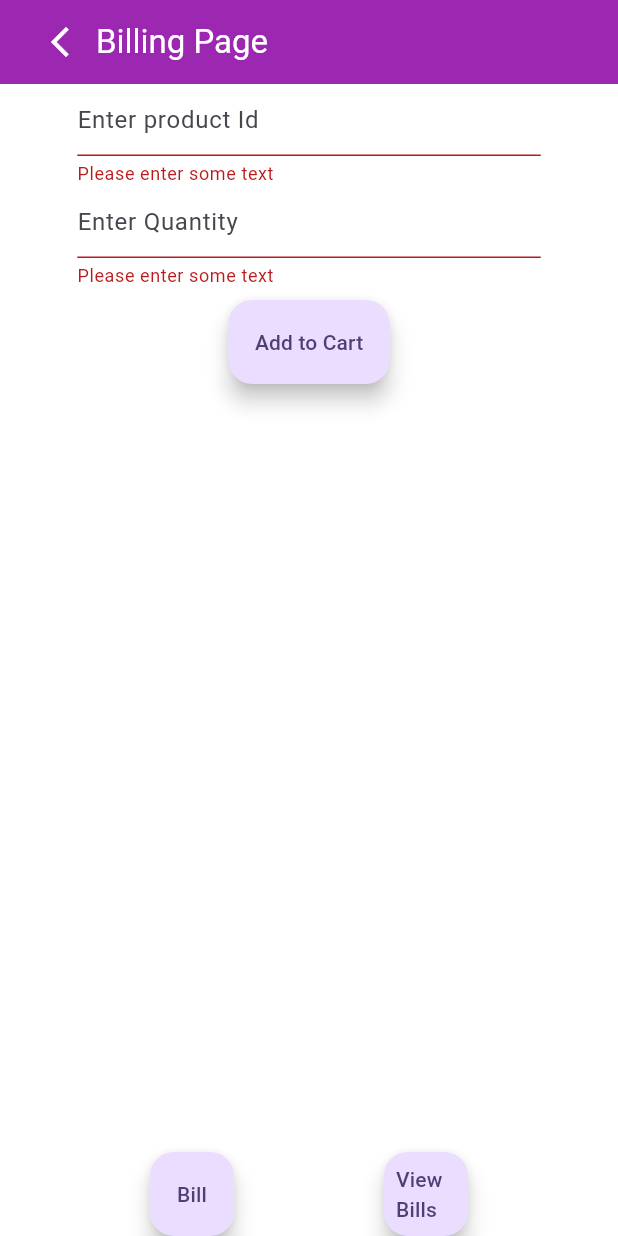
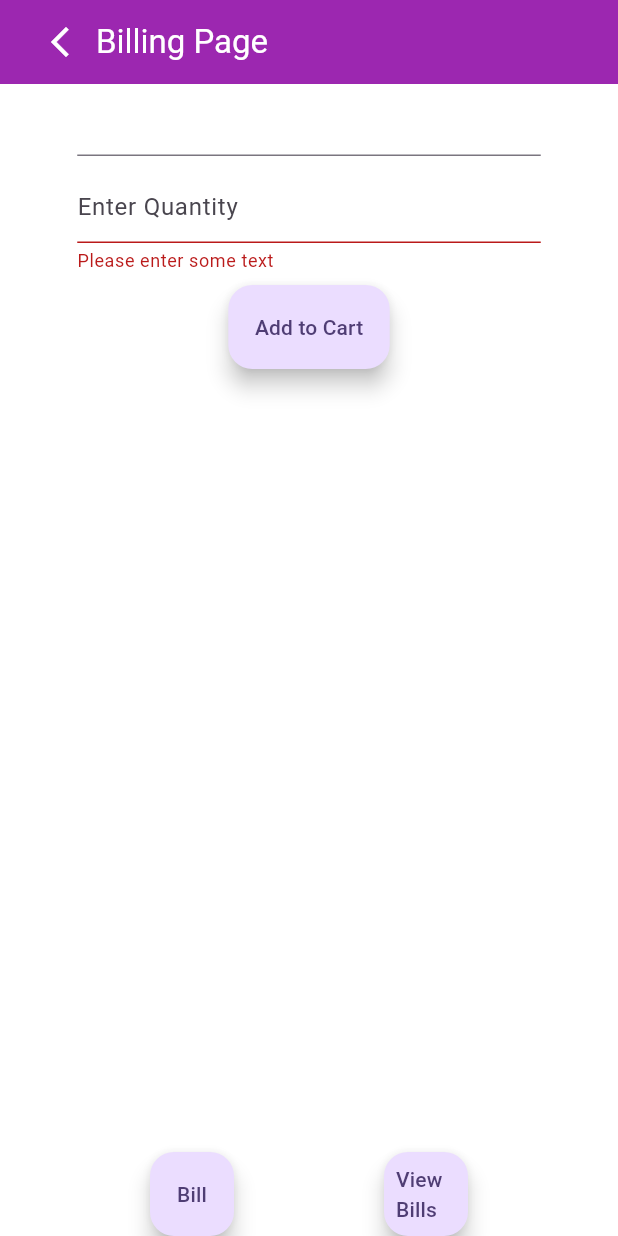
Before and after one commit to KrithigaPerumal/FlutterRealWorldApplication, a Flutter app: the BillingPage screen opened directly, after a tap on "Add to Cart", on a phone screen of 412 x 824 dp. Run offline on Flutter 3.47's test engine with Material 3 defaults, Android fonts, the phone set to English and light mode, and no system bars.

Commit message:
Showing product details before adding to cart.

```diff
--- a/billing_system_application/lib/billing_page.dart
+++ b/billing_system_application/lib/billing_page.dart
@@ -1,7 +1,7 @@
 import 'package:billing_system_application/bills.dart';
 import 'package:billing_system_application/products.dart';
-import 'package:billing_system_application/showbills.dart';
-import 'package:billing_system_application/stockpage.dart';
+import 'package:billing_system_application/show_bills.dart';
+import 'package:billing_system_application/stock_page.dart';
 import 'package:flutter/material.dart';
 
 List<Bills> billList = [];
@@ -21,6 +21,7 @@ class _BillingPageState extends State<BillingPage> {
   void initState() {
     super.initState();
     Bills.readJson();
+    addProductsToSuggestions();
   }
 
   final GlobalKey<FormState> _formKey = GlobalKey<FormState>();
@@ -31,10 +32,55 @@ class _BillingPageState extends State<BillingPage> {
   int prodStock = 0;
   String billDate = "";
 
+  String displayProdID = "";
+  int displayProduQuant = 0;
+
   List<CartList> cartList = [];
+
+  //instead of these values - product ids and names from the products.json file.
+  //forget the product id. searching and billing is based on product name only.
+  //since the suggestions are directly fetched from json file and the suggestions.index will be set in the text form field, the typo will be problem.
+  //to do: example: p is typed pen and pencil should be displayed.
+  //error: at first the first index value is present
+  //when backspacing the suggestions disappers even when typed again.
+  List<String> _suggestions = [];
+
+  void addProductsToSuggestions() {
+    for (var prodName in newProducts) {
+      _suggestions.add(prodName.productName);
+    }
+  }
 
   final _prodIdController = TextEditingController();
   final _quantityController = TextEditingController();
+
+  final GlobalKey<AnimatedListState> _listKey = GlobalKey();
+
+  void updateSuggestions(String value) {
+    setState(() {
+      _suggestions = _filterSuggestions(value);
+    });
+  }
+
+  String _productData = "";
+
+  void displayProductData(String productName) {
+    _productData = productName;
+    int index = jsonData
+        .indexWhere((product) => product['productName'] == _productData);
+    displayProduQuant = (index != -1) ? jsonData[index]['stockCount'] : 0;
+    displayProdID = (index != -1) ? jsonData[index]['productId'] : "Nil";
+  }
+
+  List<String> _filterSuggestions(String query) {
+    // Filter suggestions based on the query
+    if (query.isEmpty) {
+      return [];
+    }
+    return _suggestions
+        .where((suggestion) => suggestion.toLowerCase().startsWith(query))
+        .toList();
+  }
 
   @override
   Widget build(BuildContext context) {
@@ -72,23 +118,39 @@ class _BillingPageState extends State<BillingPage> {
             padding: const EdgeInsets.symmetric(horizontal: 20),
             child: SizedBox(
               width: MediaQuery.of(context).size.width * 0.75,
-              height: MediaQuery.of(context).size.height * 0.30,
+              height: MediaQuery.of(context).size.height * 0.45,
               child: Form(
                 key: _formKey,
                 child: Column(
                   children: [
-                    TextFormField(
-                      controller: _prodIdController,
-                      decoration: InputDecoration(
-                        hintText: 'Enter product Id',
+                    Autocomplete<String>(
+                      //fieldHintText: 'Enter product Name', // Adding hint text
+                      optionsBuilder: (TextEditingValue textEditingValue) {
+                        return _suggestions.where((String option) {
+                          return option
+                              .toLowerCase()
+                              .contains(textEditingValue.text.toLowerCase());
+                        });
+                      },
+                      onSelected: (String selectedOption) {
+                        _prodIdController.text = selectedOption;
+                        prodName = selectedOption;
+                        displayProductData(selectedOption);
+                      },
                     ),
-                      validator: (String? value) {
-                        if (value == null || value.isEmpty) {
-                          return 'Please enter some text';
-                        }
-                        prodId = value;
-                        return null;
-                      },
+
+                    SizedBox(height: 10),
+                    if (_productData
+                        .isNotEmpty) // Show only if there's product data
+                      ListTile(
+                        title: Row(
+                          mainAxisAlignment: MainAxisAlignment.spaceEvenly,
+                          children: [
+                            Text('ID: $displayProdID'),
+                            Text('Available stock: $displayProduQuant'),
+                          ],
+                        ),
+                        // Display relevant product data here
                       ),
                     TextFormField(
                       controller: _quantityController,
@@ -117,15 +179,16 @@ class _BillingPageState extends State<BillingPage> {
                             if (_formKey.currentState!.validate()) {
                               _formKey.currentState!.save();
 
-                              int index = jsonData.indexWhere(
-                                  (product) => product['productId'] == prodId);
+                              int index = jsonData.indexWhere((product) =>
+                                  product['productName'] == prodName);
                               if (index != -1) {
                                 int quantity =
                                     int.parse(_quantityController.text);
-                                prodName = jsonData[index]['productName'];
+                                //prodName = jsonData[index]['productName'];
                                 prodPrice =
                                     jsonData[index]['productPrice'] * quantity;
                                 prodStock = jsonData[index]['stockCount'];
+                                prodId = jsonData[index]['productId'];
 
                                 //procceed to add to cart only when the entered quantity is avaiable in the stock.
                                 if (quantity <= prodStock) {
@@ -134,6 +197,7 @@ class _BillingPageState extends State<BillingPage> {
                                       productName: prodName,
                                       stockCount: quantity,
                                       productPrice: prodPrice);
+
                                   setState(() {
                                     cartList.add(newprod);
                                   });
@@ -158,6 +222,8 @@ class _BillingPageState extends State<BillingPage> {
                             }
                             _prodIdController.clear();
                             _quantityController.clear();
+                            _productData = "";
+                            updateSuggestions('');
                           },
                           child: Text("Add to Cart"),
                         ),
@@ -210,6 +276,13 @@ class _BillingPageState extends State<BillingPage> {
                   child: FloatingActionButton(
                 heroTag: "butn1",
                 onPressed: () async {
+                  if (cartList.isEmpty) {
+                    ScaffoldMessenger.of(context).showSnackBar(
+                      SnackBar(
+                        content: Text('Empty Cart to generate Bill'),
+                      ),
+                    );
+                  } else {
                     Bills newbill = Bills(
                         totalPrice: totalPrice,
                         cartProducts: cartList,
@@ -220,9 +293,11 @@ class _BillingPageState extends State<BillingPage> {
                     setState(() {
                       updateProductStock(cartList);
                       showBill(context);
-                    jsonData =
-                        newProducts.map((product) => product.toJson()).toList();
+                      jsonData = newProducts
+                          .map((product) => product.toJson())
+                          .toList();
                     });
+                  }
                 },
                 child: Text("Bill"),
               )),
--- a/billing_system_application/lib/main.dart
+++ b/billing_system_application/lib/main.dart
@@ -1,7 +1,7 @@
 import 'dart:convert';
 import 'dart:io';
 
-import 'package:billing_system_application/userlogin.dart';
+import 'package:billing_system_application/user_login.dart';
 import 'package:flutter/material.dart';
 import 'package:path_provider/path_provider.dart';
 
--- a/billing_system_application/lib/user_login.dart
+++ b/billing_system_application/lib/user_login.dart
@@ -1,6 +1,6 @@
 import 'dart:convert';
 import 'dart:io';
-import 'package:billing_system_application/stockpage.dart';
+import 'package:billing_system_application/stock_page.dart';
 import 'package:flutter/material.dart';
 import 'package:path_provider/path_provider.dart';
 
```
Also changed, not shown: billing_system_application/lib/show_bills.dart (+20 -9 lines), billing_system_application/lib/stock_page.dart (+33 -11 lines). Lines whose indentation alone changed are shown as unchanged.
